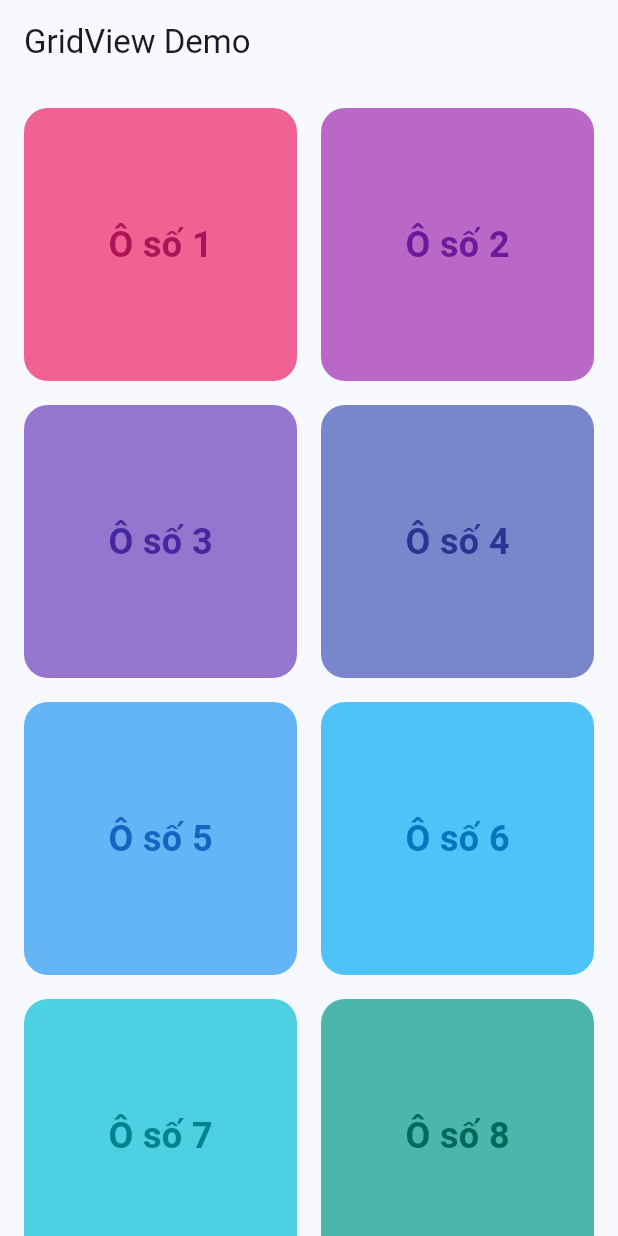
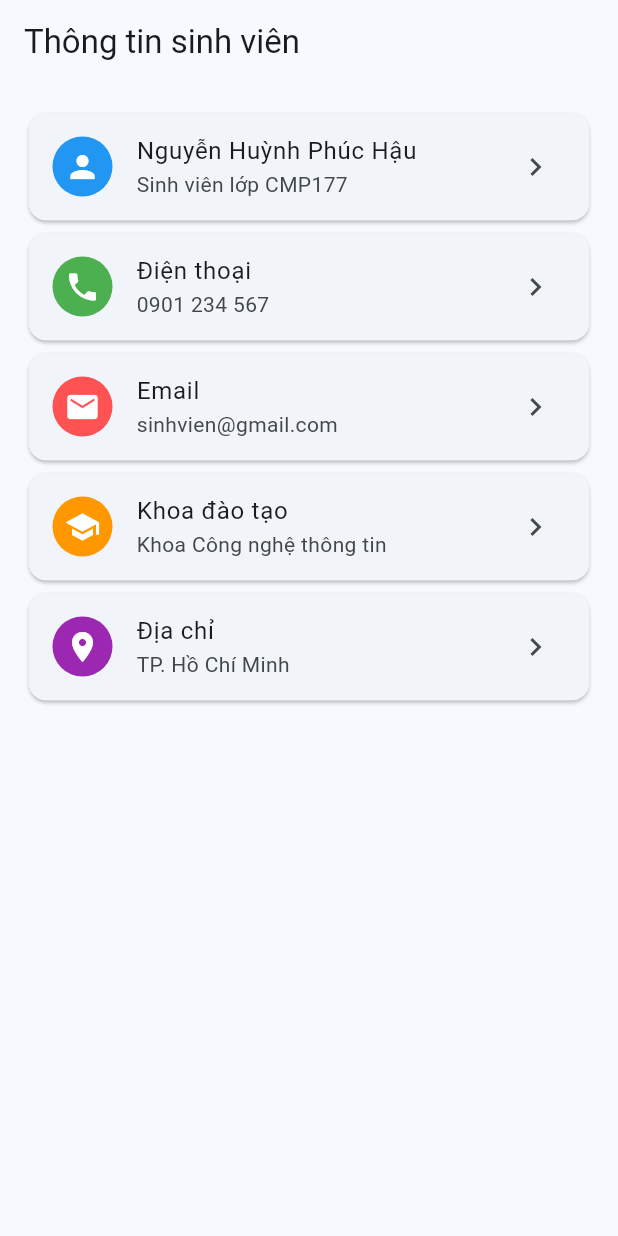
Before and after one commit to nguyenhuynhphuchau2005/flutter_buoi4, a Flutter app: the screen it shows after launch, on a phone screen of 412 x 824 dp. Run offline on Flutter 3.47's test engine with Material 3 defaults, Android fonts, the phone set to English and light mode, and no system bars.

Commit message:
feat: add UI layout examples and profile image for session 4

```diff
--- a/lib/main.dart
+++ b/lib/main.dart
@@ -21,7 +21,8 @@ class MyApp extends StatelessWidget {
       //home: Buoi4Card(),
       // home: CardDemov2(),
       // home: ListTileDemo(),
-      home: GridViewDemo(),
+      // home: GridViewDemo(),
+      home: ListViewDemo(),
     );
   }
 }
@@ -273,3 +274,84 @@ class GridViewDemo extends StatelessWidget {
     );
   }
 }
+
+// 1. Tạo class chứa thông tin cho 1 card
+class UserInfoItem {
+  final IconData icon;
+  final Color color;
+  final String title;
+  final String subtitle;
+
+  UserInfoItem({
+    required this.icon,
+    required this.color,
+    required this.title,
+    required this.subtitle,
+  });
+}
+
+class ListViewDemo extends StatelessWidget {
+  ListViewDemo({super.key});
+
+  // 2. Tạo danh sách dữ liệu
+  final List<UserInfoItem> items = [
+    UserInfoItem(
+      icon: Icons.person,
+      color: Colors.blue,
+      title: "Nguyễn Huỳnh Phúc Hậu",
+      subtitle: "Sinh viên lớp CMP177",
+    ),
+    UserInfoItem(
+      icon: Icons.phone,
+      color: Colors.green,
+      title: "Điện thoại",
+      subtitle: "0901 234 567",
+    ),
+    UserInfoItem(
+      icon: Icons.email,
+      color: Colors.redAccent,
+      title: "Email",
+      subtitle: "sinhvien@gmail.com",
+    ),
+    UserInfoItem(
+      icon: Icons.school,
+      color: Colors.orange,
+      title: "Khoa đào tạo",
+      subtitle: "Khoa Công nghệ thông tin",
+    ),
+    UserInfoItem(
+      icon: Icons.location_on,
+      color: Colors.purple,
+      title: "Địa chỉ",
+      subtitle: "TP. Hồ Chí Minh",
+    ),
+  ];
+
+  @override
+  Widget build(BuildContext context) {
+    // 3. Gán dữ liệu vào ListView bằng ListView.builder
+    return Scaffold(
+      appBar: AppBar(title: const Text('Thông tin sinh viên')),
+      body: ListView.builder(
+        padding: const EdgeInsets.all(15.0),
+        itemCount: items.length,
+        itemBuilder: (context, index) {
+          final item = items[index];
+
+          return Card(
+            child: ListTile(
+              leading: CircleAvatar(
+                backgroundColor: item.color,
+                child: Icon(item.icon, color: Colors.white),
+              ),
+              title: Text(item.title),
+              subtitle: Text(item.subtitle),
+              trailing: const Icon(Icons.chevron_right),
+              onTap: () {},
+            ),
+          );
+        },
+      ),
+    );
+  }
+}
```
Also changed, not shown: flutter_02.png (added).
